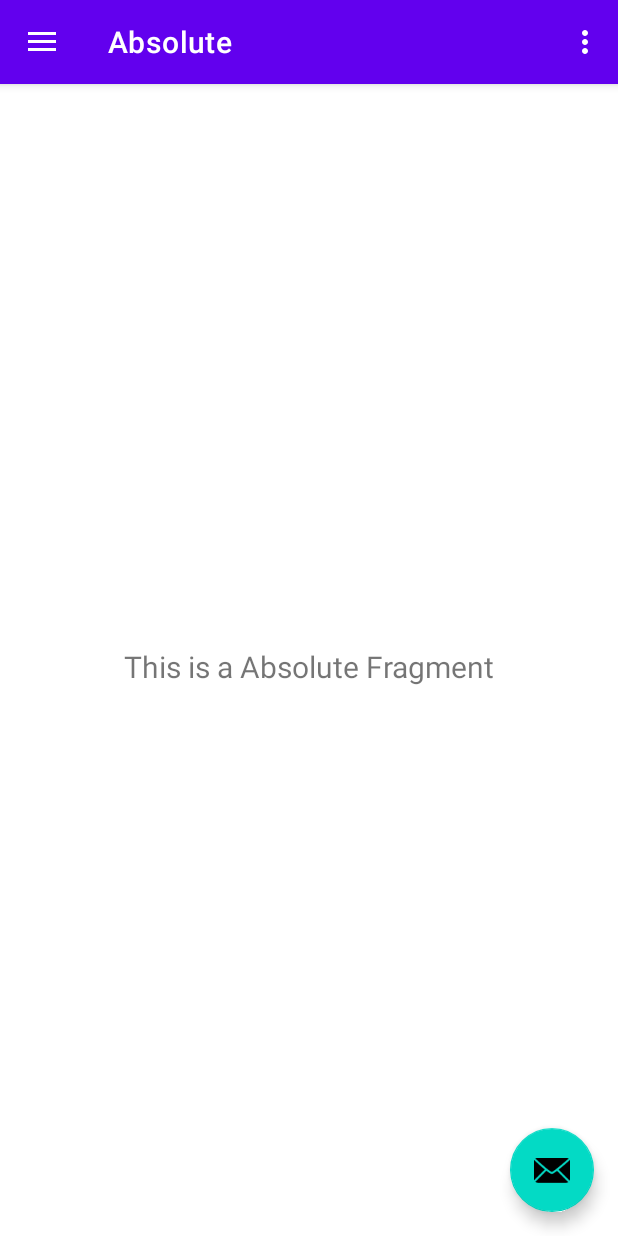
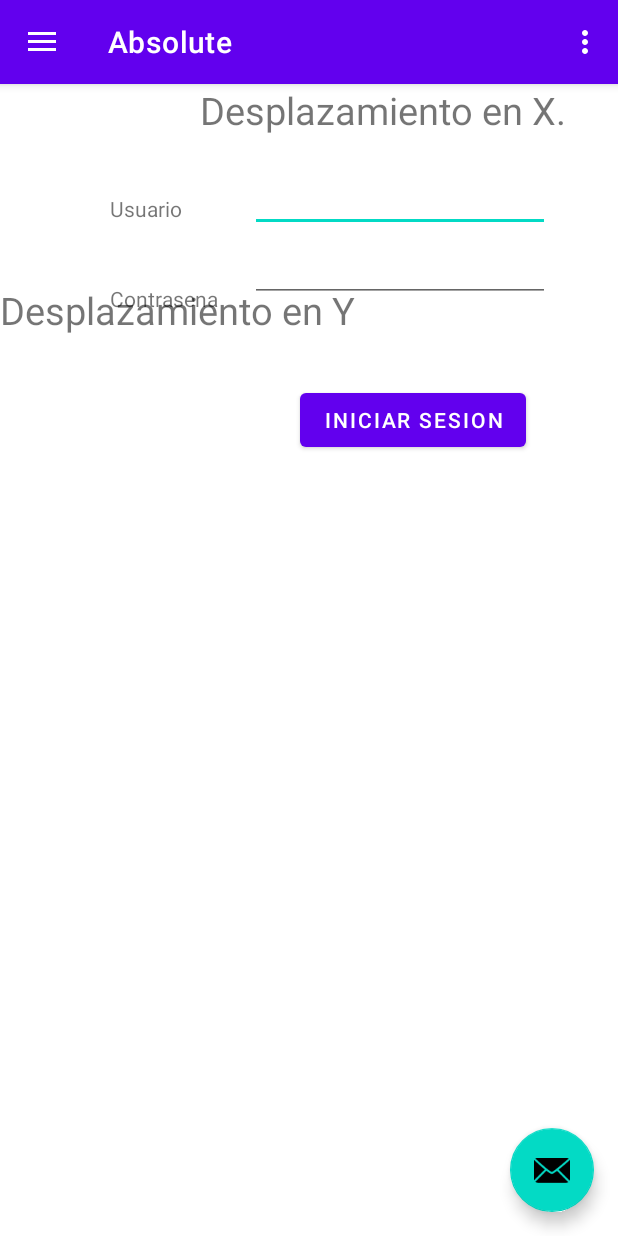
Before and after one commit to panchis7u7/Android_Development_Kotlin, an Android app: the screen it shows after launch (MainActivity), in the side drawer, after a tap on "Absolute", on a phone screen of 412 x 824 dp. Run offline under Robolectric (Android 15) with nearby library versions, the phone set to English and light mode, and no system bars; our stand-ins replace navigation-ui.

Commit message:
Absolute layout.

```diff
--- a/LayoutsEjer1/app/src/main/java/com/app/layoutsejer1/ui/absolute/AbsoluteFragment.kt
+++ b/LayoutsEjer1/app/src/main/java/com/app/layoutsejer1/ui/absolute/AbsoluteFragment.kt
@@ -21,9 +21,9 @@ class AbsoluteFragment : Fragment() {
         absoluteViewModel =
             ViewModelProvider(this).get(AbsoluteViewModel::class.java)
         val root = inflater.inflate(R.layout.fragment_absolute, container, false)
-        val textView: TextView = root.findViewById(R.id.text_absolute)
+        //val textView: TextView = root.findViewById(R.id.text_absolute)
         absoluteViewModel.text.observe(viewLifecycleOwner, Observer {
-            textView.text = it
+            //textView.text = it
         })
         return root
     }
--- a/LayoutsEjer1/app/src/main/res/layout/fragment_absolute.xml
+++ b/LayoutsEjer1/app/src/main/res/layout/fragment_absolute.xml
@@ -7,17 +7,51 @@
     android:layout_height="match_parent"
     tools:context=".ui.absolute.AbsoluteFragment">
 
-    <TextView
-        android:id="@+id/text_absolute"
-        android:layout_width="match_parent"
-        android:layout_height="wrap_content"
-        android:layout_marginStart="8dp"
-        android:layout_marginTop="8dp"
-        android:layout_marginEnd="8dp"
-        android:textAlignment="center"
-        android:textSize="20sp"
-        app:layout_constraintBottom_toBottomOf="parent"
-        app:layout_constraintEnd_toEndOf="parent"
-        app:layout_constraintStart_toStartOf="parent"
-        app:layout_constraintTop_toTopOf="parent" />
+    <AbsoluteLayout
+        android:id="@+id/absoluteLayout"
+        android:layout_width="fill_parent"
+        android:layout_height="fill_parent">
+        <TextView
+            android:layout_width="wrap_content"
+            android:layout_height="wrap_content"
+            android:text="Desplazamiento en X."
+            android:textSize="25sp"
+            android:layout_x="200px"/>
+        <TextView
+            android:layout_width="wrap_content"
+            android:layout_height="wrap_content"
+            android:text="Desplazamiento en Y"
+            android:textSize="25sp"
+            android:layout_y="200px"/>
+        <TextView
+            android:layout_x="110px"
+            android:layout_y="110px"
+            android:text="Usuario"
+            android:layout_width="wrap_content"
+            android:layout_height="wrap_content" />
+        <EditText
+            android:layout_x="250px"
+            android:layout_y="80px"
+            android:width="100px"
+            android:layout_width="200dp"
+            android:layout_height="wrap_content" />
+        <TextView
+            android:layout_x="110px"
+            android:layout_y="200px"
+            android:text="Contrasena"
+            android:layout_width="wrap_content"
+            android:layout_height="wrap_content" />
+        <EditText
+            android:layout_x="250px"
+            android:layout_y="150px"
+            android:width="100px"
+            android:layout_width="200dp"
+            android:layout_height="wrap_content" />
+        <Button
+            android:layout_width="wrap_content"
+            android:layout_height="wrap_content"
+            android:text="Iniciar Sesion"
+            android:layout_x="300px"
+            android:layout_y="300px"/>
+    </AbsoluteLayout>
 </androidx.constraintlayout.widget.ConstraintLayout>
```
